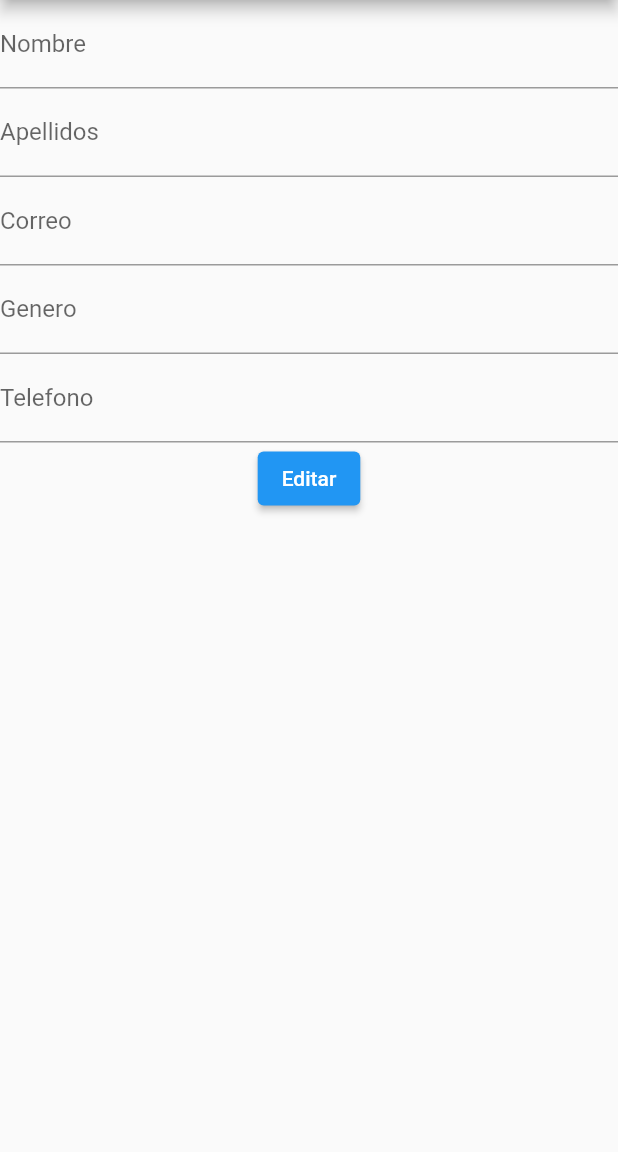
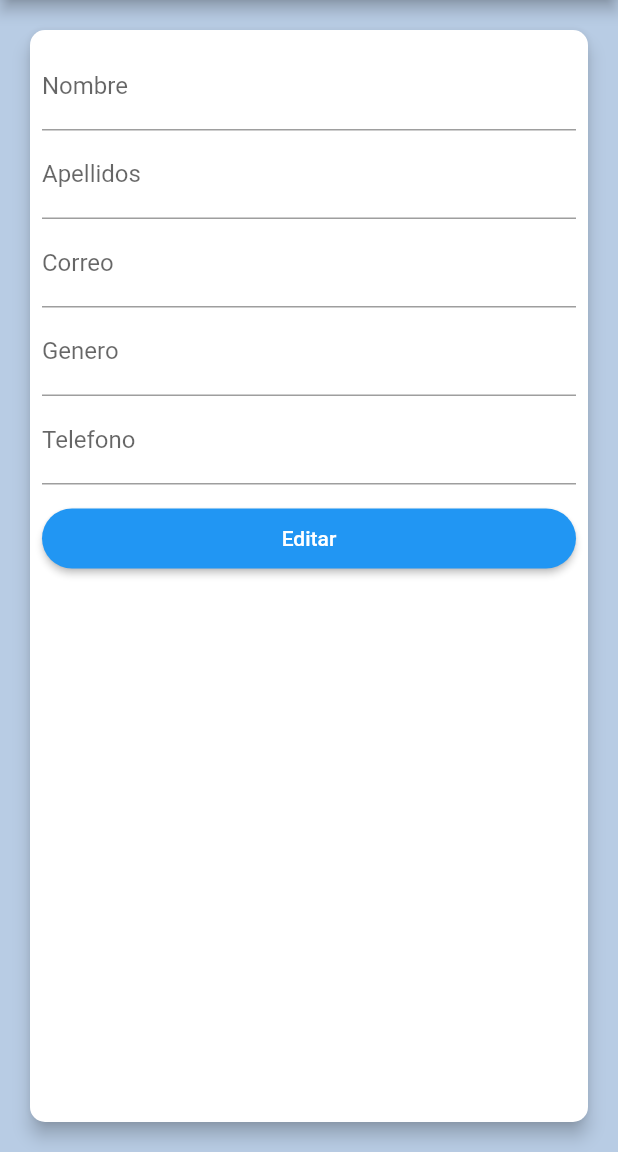
Before and after one commit to Aslyash73/TallerAPIYCrudFlutter, a Flutter app: the Editar screen opened directly with empty values, on a phone screen of 412 x 824 dp, the part 84-1236 px from its top. Run offline on Flutter 3.47's test engine with Material 2 defaults, Android fonts, the phone set to English and light mode, and no system bars; network calls fail.

Commit message:
casi casi

```diff
--- a/lib/main.dart
+++ b/lib/main.dart
@@ -6,13 +6,17 @@ void main() {
 }
 
 class MyApp extends StatelessWidget {
-  const MyApp({super.key});
+  const MyApp({Key? key});
 
   @override
   Widget build(BuildContext context) {
     return MaterialApp(
       debugShowCheckedModeBanner: false,
       title: 'Usuarios APP',
+      theme: ThemeData(
+        scaffoldBackgroundColor: Color.fromARGB(
+            255, 184, 204, 228), // Cambia el color de fondo a rosado
+      ),
       initialRoute: "/",
       routes: {
         "/": (context) => const Inicio(),
--- a/lib/widgets/Editar.dart
+++ b/lib/widgets/Editar.dart
@@ -5,7 +5,7 @@ import 'package:aplicacion_asly/widgets/Rutas.dart';
 
 class Editar extends StatefulWidget {
   final Usuario usuario;
-  const Editar({super.key, required this.usuario});
+  const Editar({Key? key, required this.usuario}) : super(key: key);
 
   @override
   State<Editar> createState() => _EditarState();
@@ -21,7 +21,7 @@ class _EditarState extends State<Editar> {
   @override
   void initState() {
     super.initState();
-    cNombre.text = widget.usuario.nombre;
+    cNombre.text = widget.usuario.nombres;
     cApellidos.text = widget.usuario.apellidos;
     cCorreo.text = widget.usuario.correo;
     cGenero.text = widget.usuario.genero;
@@ -48,7 +48,17 @@ class _EditarState extends State<Editar> {
       appBar: AppBar(
         title: const Text("Editar Usuarios"),
       ),
-      body: Column(
+      body: Padding(
+        padding: const EdgeInsets.all(16),
+        child: Card(
+          shape: RoundedRectangleBorder(
+            borderRadius: BorderRadius.circular(10),
+          ),
+          elevation: 5,
+          child: Padding(
+            padding: const EdgeInsets.all(8), // Ajusta el padding interno
+            child: Column(
+              crossAxisAlignment: CrossAxisAlignment.stretch,
               children: [
                 TextFormField(
                   controller: cNombre,
@@ -71,12 +81,25 @@ class _EditarState extends State<Editar> {
                   keyboardType: TextInputType.number,
                   decoration: const InputDecoration(labelText: "Telefono"),
                 ),
-          ElevatedButton(
+                const SizedBox(height: 16),
+                SizedBox(
+                  height: 40, // Ajusta la altura del botón
+                  child: ElevatedButton(
                     onPressed: () {
                       editarUsuario(context);
                     },
-              child: const Text("Editar"))
+                    child: const Text("Editar"),
+                    style: ElevatedButton.styleFrom(
+                      shape: RoundedRectangleBorder(
+                        borderRadius: BorderRadius.circular(30),
+                      ),
+                    ),
+                  ),
+                ),
               ],
+            ),
+          ),
+        ),
       ),
     );
   }
--- a/lib/widgets/Rutas.dart
+++ b/lib/widgets/Rutas.dart
@@ -2,7 +2,7 @@ class Rutas {
   static String dirServerListar =
       "https://danielparking.000webhostapp.com/?controlador=cliente&accion=listar";
   static String dirServerEliminar =
-      "https://danielparking.000webhostapp.com/?controlador=cliente&accion=elminar";
+      "https://danielparking.000webhostapp.com/?controlador=cliente&accion=eliminar";
   static String dirServerEditar =
       "https://danielparking.000webhostapp.com/?controlador=cliente&accion=editar";
   static String dirServerRegistrar =
--- a/lib/widgets/detalle.dart
+++ b/lib/widgets/detalle.dart
@@ -15,8 +15,8 @@ class Detalle extends StatefulWidget {
 
 class _DetalleState extends State<Detalle> {
   void eliminarUsuario(context) async {
-    await http.post(Uri.parse(Rutas.dirServerEliminar + widget.usuario.id),
-        body: {'id': widget.usuario.id.toString()});
+    await http
+        .post(Uri.parse("${Rutas.dirServerEliminar}&id=${widget.usuario.id}"));
     Navigator.of(context)
         .pushNamedAndRemoveUntil('/', (Route<dynamic> route) => false);
   }
@@ -76,7 +76,7 @@ class _DetalleState extends State<Detalle> {
                 crossAxisAlignment: CrossAxisAlignment.center,
                 children: [
                   Text(
-                    "NOMBRE: ${widget.usuario.nombre}",
+                    "NOMBRE: ${widget.usuario.nombres}",
                     style: const TextStyle(fontSize: 24),
                     textAlign: TextAlign.center,
                   ),
--- a/lib/widgets/registrar.dart
+++ b/lib/widgets/registrar.dart
@@ -20,7 +20,7 @@ class _CrearState extends State<Crear> {
 
   Future<void> crearUsuario(context) async {
     await http.post(Uri.parse(Rutas.dirServerRegistrar), body: {
-      'nombre': cNombre.text,
+      'nombres': cNombre.text,
       'apellidos': cApellidos.text,
       'correo': cCorreo.text,
       'genero': cGenero,
--- a/lib/widgets/usuario.dart
+++ b/lib/widgets/usuario.dart
@@ -1,6 +1,6 @@
 class Usuario {
   final String id;
-  final String nombre;
+  final String nombres;
   final String apellidos;
   final String correo;
   final String genero;
@@ -8,7 +8,7 @@ class Usuario {
 
   Usuario(
       {required this.id,
-      required this.nombre,
+      required this.nombres,
       required this.apellidos,
       required this.correo,
       required this.genero,
@@ -17,7 +17,7 @@ class Usuario {
   factory Usuario.fromJson(Map<String, dynamic> json) {
     return Usuario(
       id: json['CLI_ID'],
-      nombre: json['CLI_NOMBRES'],
+      nombres: json['CLI_NOMBRES'],
       apellidos: json['CLI_APELLIDOS'],
       correo: json['CLI_CORREO'],
       genero: json['CLI_GENERO'],
```
Also changed, not shown: lib/widgets/Inicio.dart (+15 -8 lines). Lines whose indentation alone changed are shown as unchanged.
